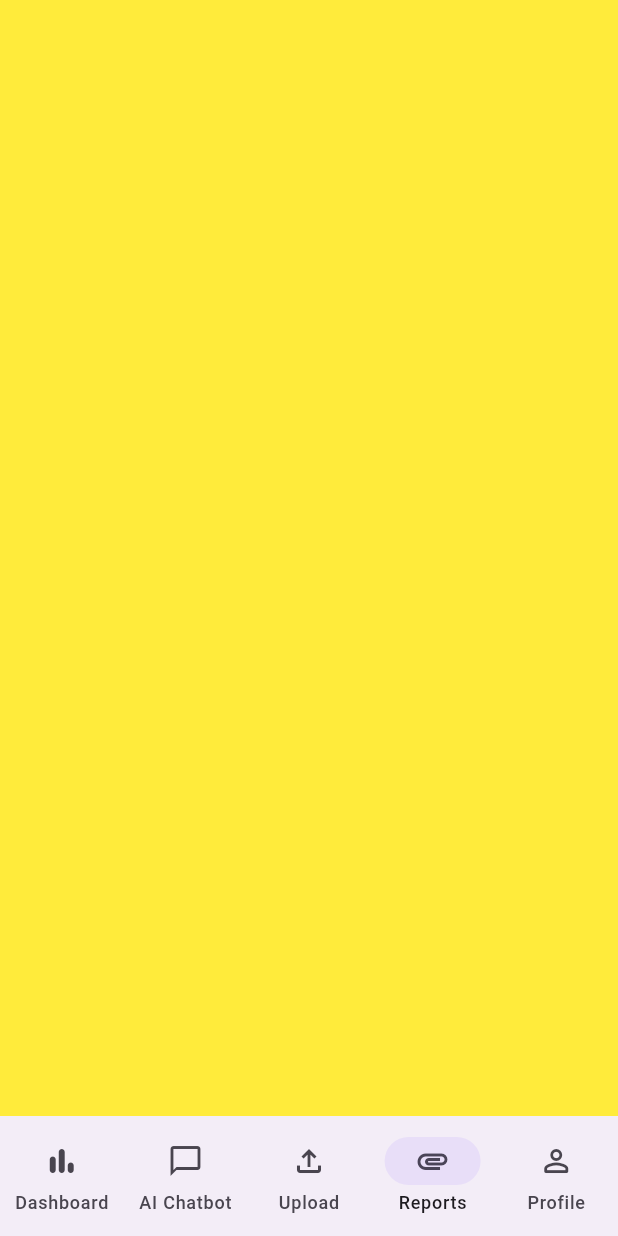
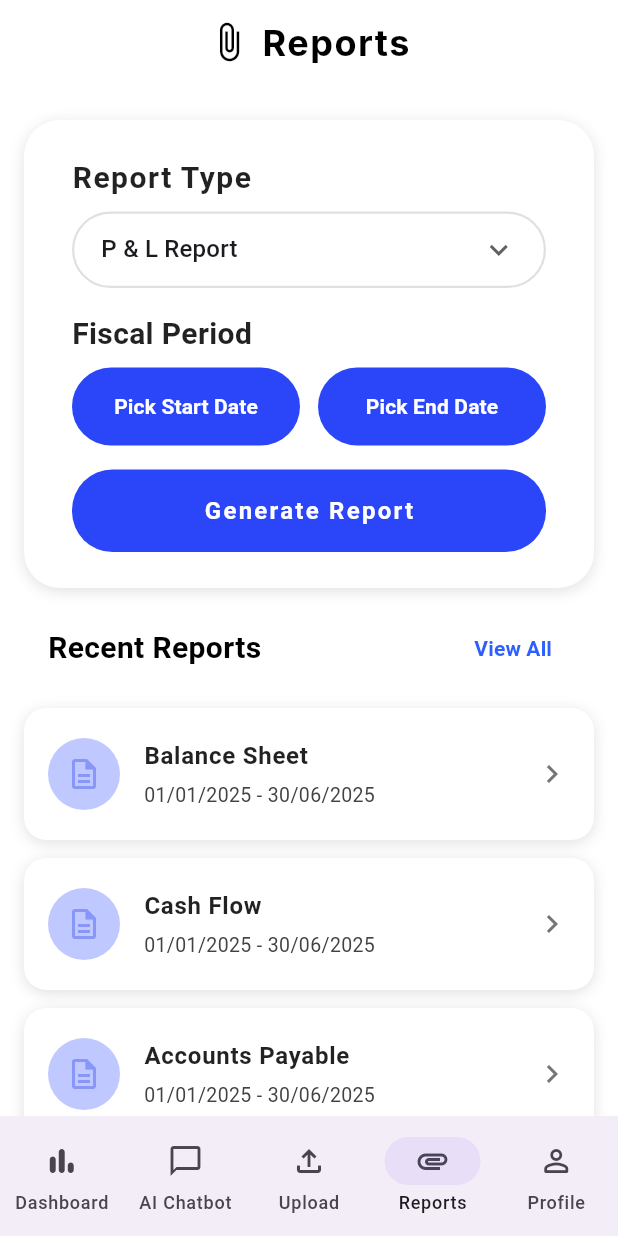
Before and after one commit to 51-Shenn/myfin, a Flutter app: the screen it shows after launch, item 4 of the bottom bar chosen, on a phone screen of 412 x 824 dp. Run offline on Flutter 3.47's test engine with Material 3 defaults, Android fonts, the phone set to English and light mode, and no system bars; our stand-ins replace firebase_core; accounts and stored records are empty; Roboto replaces fonts that are missing (Inter).

Commit message:
Add Reports screen and integrate with BottomNavBar; Add new report structure

```diff
--- a/lib/components/bottom_nav_bar.dart
+++ b/lib/components/bottom_nav_bar.dart
@@ -1,4 +1,5 @@
 import 'package:flutter/material.dart';
+import 'package:myfin/navigation/report_nav.dart';
 
 class BottomNavBar extends StatefulWidget {
   const BottomNavBar({super.key});
@@ -59,7 +60,7 @@ class _BottomNavBarState extends State<BottomNavBar> {
               Container(color: Colors.red), // DashboardNav
               Container(color: Colors.green), // AiChatbotNav
               Container(color: Colors.blue), // UploadNav
-              Container(color: Colors.yellow), // ReportsNav
+              const ReportsNav(), // ReportsNav
               Container(color: Colors.orange), // ProfileNav
             ],
           ),
--- a/lib/navigation/report_nav.dart
+++ b/lib/navigation/report_nav.dart
@@ -1,4 +1,5 @@
 import 'package:flutter/material.dart';
+import 'package:myfin/screens/report/report.dart';
 
 class ReportsNav extends StatefulWidget {
   const ReportsNav({super.key});
@@ -26,7 +27,7 @@ class _ReportsNavState extends State<ReportsNav> {
             // use in button
             // onPressed: () => Navigator.pushNamed(context, '/report_details'),
 
-            return Container(); // report screen
+            return const ReportsScreen(); // report screen
           }
         );
       },
--- /dev/null
+++ b/lib/screens/report/report.dart
@@ -0,0 +1,424 @@
+import 'package:flutter/material.dart';
+
+class ReportsScreen extends StatefulWidget {
+  const ReportsScreen({super.key});
+
+  @override
+  State<ReportsScreen> createState() => _ReportsScreenState();
+}
+
+class _ReportsScreenState extends State<ReportsScreen> {
+  String selectedReportType = 'P & L Report';
+  DateTime? startDate;
+  DateTime? endDate;
+
+  final List<String> reportTypes = [
+    'P & L Report',
+    'Balance Sheet',
+    'Cash Flow',
+    'Accounts Payable',
+    'Accounts Receivable',
+  ];
+
+  // TODO: Get recent reports from repo
+  final List<RecentReport> recentReports = [
+    RecentReport(type: 'Balance Sheet', dateRange: '01/01/2025 - 30/06/2025'),
+    RecentReport(type: 'Cash Flow', dateRange: '01/01/2025 - 30/06/2025'),
+    RecentReport(
+      type: 'Accounts Payable',
+      dateRange: '01/01/2025 - 30/06/2025',
+    ),
+    RecentReport(type: 'P & L Report', dateRange: '01/01/2025 - 30/06/2025'),
+  ];
+
+  Future<void> _selectDate(BuildContext context, bool isStartDate) async {
+    final DateTime? picked = await showDatePicker(
+      context: context,
+      initialDate: isStartDate
+          ? (startDate ?? DateTime.now())
+          : (endDate ?? DateTime.now()),
+      firstDate: DateTime(2020),
+      lastDate: DateTime(2030),
+    );
+
+    if (picked != null) {
+      setState(() {
+        if (isStartDate) {
+          startDate = picked;
+        } else {
+          endDate = picked;
+        }
+      });
+    }
+  }
+
+  String _formatDate(DateTime? date) {
+    if (date == null) return 'Select Date';
+    return '${date.day.toString().padLeft(2, '0')}/${date.month.toString().padLeft(2, '0')}/${date.year}';
+  }
+
+  @override
+  Widget build(BuildContext context) {
+    return Scaffold(
+      backgroundColor: Colors.white,
+      appBar: AppBar(
+        backgroundColor: Colors.white,
+        scrolledUnderElevation: 0,
+        title: Row(
+          mainAxisSize: MainAxisSize.min,
+          mainAxisAlignment: MainAxisAlignment.center,
+          children: [
+            Icon(Icons.attach_file, color: Colors.black, size: 28),
+            const SizedBox(width: 8),
+            const Text(
+              'Reports',
+              style: TextStyle(
+                color: Colors.black,
+                fontSize: 24,
+                fontWeight: FontWeight.bold,
+                fontFamily: 'Inter',
+                letterSpacing: 1.0,
+              ),
+            ),
+          ],
+        ),
+        centerTitle: true,
+        bottom: PreferredSize(
+          preferredSize: const Size.fromHeight(400.0),
+          child: Padding(
+            padding: const EdgeInsets.symmetric(horizontal: 16.0),
+            child: Column(
+              children: [
+                Container(
+                  padding: const EdgeInsets.symmetric(
+                    horizontal: 32.0,
+                    vertical: 24.0,
+                  ),
+                  decoration: BoxDecoration(
+                    color: Colors.white,
+                    borderRadius: BorderRadius.circular(24),
+                    boxShadow: [
+                      BoxShadow(
+                        color: Colors.black12,
+                        blurRadius: 8,
+                        offset: const Offset(0, 2),
+                      ),
+                    ],
+                  ),
+                  // Report Function Container
+                  child: Column(
+                    crossAxisAlignment: CrossAxisAlignment.start,
+                    children: [
+                      // Report Type Selector
+                      const Text(
+                        'Report Type',
+                        style: TextStyle(
+                          fontSize: 20,
+                          fontWeight: FontWeight.w700,
+                          color: Colors.black87,
+                          letterSpacing: 1.0,
+                        ),
+                      ),
+                      const SizedBox(height: 8),
+                      Container(
+                        padding: const EdgeInsets.symmetric(horizontal: 18),
+                        decoration: BoxDecoration(
+                          border: Border.all(
+                            color: Colors.grey[300]!,
+                            width: 1.5,
+                          ),
+                          borderRadius: BorderRadius.circular(27),
+                        ),
+                        child: DropdownButtonHideUnderline(
+                          child: DropdownButton<String>(
+                            value: selectedReportType,
+                            isExpanded: true,
+                            dropdownColor: Colors.white,
+                            icon: const Icon(Icons.keyboard_arrow_down),
+                            items: reportTypes.map((String type) {
+                              return DropdownMenuItem<String>(
+                                value: type,
+                                child: Text(type),
+                              );
+                            }).toList(),
+                            onChanged: (String? newValue) {
+                              if (newValue != null) {
+                                setState(() {
+                                  selectedReportType = newValue;
+                                });
+                              }
+                            },
+                          ),
+                        ),
+                      ),
+
+                      const SizedBox(height: 16),
+
+                      // Fiscal Period
+                      const Text(
+                        'Fiscal Period',
+                        style: TextStyle(
+                          fontSize: 20,
+                          fontWeight: FontWeight.w700,
+                          color: Colors.black87,
+                        ),
+                      ),
+                      const SizedBox(height: 8),
+                      Row(
+                        children: [
+                          Expanded(
+                            child: ElevatedButton(
+                              onPressed: () {
+                                _selectDate(context, true);
+                              },
+                              style: startDate == null
+                                  ? ElevatedButton.styleFrom(
+                                      backgroundColor: const Color(0xFF2B46F9),
+                                      foregroundColor: Colors.white,
+                                      padding: const EdgeInsets.symmetric(
+                                        vertical: 16,
+                                      ),
+                                      shape: RoundedRectangleBorder(
+                                        borderRadius: BorderRadius.circular(27),
+                                      ),
+                                      elevation: 0,
+                                    )
+                                  : OutlinedButton.styleFrom(
+                                      backgroundColor: Colors.white,
+                                      foregroundColor: Colors.black,
+                                      padding: const EdgeInsets.symmetric(
+                                        vertical: 16,
+                                      ),
+                                      shape: RoundedRectangleBorder(
+                                        borderRadius: BorderRadius.circular(27),
+                                        side: const BorderSide(
+                                          color: Color(0xFFE0E0E0),
+                                          width: 1.5,
+                                        ),
+                                      ),
+                                      elevation: 0,
+                                    ),
+                              child: Text(
+                                startDate == null
+                                    ? 'Pick Start Date'
+                                    : _formatDate(startDate),
+                                style: const TextStyle(
+                                  fontSize: 14,
+                                  fontWeight: FontWeight.w600,
+                                ),
+                              ),
+                            ),
+                          ),
+                          const SizedBox(width: 12),
+                          Expanded(
+                            child: ElevatedButton(
+                              onPressed: () {
+                                _selectDate(context, false);
+                              },
+                              style: endDate == null
+                                  ? ElevatedButton.styleFrom(
+                                      backgroundColor: const Color(0xFF2B46F9),
+                                      foregroundColor: Colors.white,
+                                      padding: const EdgeInsets.symmetric(
+                                        vertical: 16,
+                                      ),
+                                      shape: RoundedRectangleBorder(
+                                        borderRadius: BorderRadius.circular(27),
+                                      ),
+                                      elevation: 0,
+                                    )
+                                  : OutlinedButton.styleFrom(
+                                      backgroundColor: Colors.white,
+                                      foregroundColor: Colors.black,
+                                      padding: const EdgeInsets.symmetric(
+                                        vertical: 16,
+                                      ),
+                                      shape: RoundedRectangleBorder(
+                                        borderRadius: BorderRadius.circular(27),
+                                        side: const BorderSide(
+                                          color: Color(0xFFE0E0E0),
+                                          width: 1.5,
+                                        ),
+                                      ),
+                                      elevation: 0,
+                                    ),
+                              child: Text(
+                                endDate == null
+                                    ? 'Pick End Date'
+                                    : _formatDate(endDate),
+                                style: const TextStyle(
+                                  fontSize: 14,
+                                  fontWeight: FontWeight.w600,
+                                ),
+                              ),
+                            ),
+                          ),
+                        ],
+                      ),
+
+                      const SizedBox(height: 16),
+
+                      // Generate Report Button
+                      SizedBox(
+                        width: double.infinity,
+                        child: ElevatedButton(
+                          onPressed: () {
+                            // TODO: generate report function
+                            print(
+                              'Generate Report: $selectedReportType from $startDate to $endDate',
+                            );
+                          },
+                          style: ElevatedButton.styleFrom(
+                            backgroundColor: const Color(0xFF2B46F9),
+                            foregroundColor: Colors.white,
+                            padding: const EdgeInsets.symmetric(vertical: 16),
+                            shape: RoundedRectangleBorder(
+                              borderRadius: BorderRadius.circular(27),
+                            ),
+                            elevation: 0,
+                          ),
+                          child: const Text(
+                            'Generate Report',
+                            style: TextStyle(
+                              fontSize: 16,
+                              fontWeight: FontWeight.w600,
+                              letterSpacing: 1.5,
+                            ),
+                          ),
+                        ),
+                      ),
+                    ],
+                  ),
+                ),
+
+                const SizedBox(height: 16),
+
+                // Recent Reports Section
+                Padding(
+                  padding: const EdgeInsets.symmetric(horizontal: 16.0),
+                  child: Row(
+                    mainAxisAlignment: MainAxisAlignment.spaceBetween,
+                    children: [
+                      const Text(
+                        'Recent Reports',
+                        style: TextStyle(
+                          fontSize: 20,
+                          fontWeight: FontWeight.bold,
+                          color: Colors.black,
+                        ),
+                      ),
+                      TextButton(
+                        onPressed: () {
+                          // TODO: navigate to report history route
+                          print('Navigate to Report History');
+                        },
+                        child: const Text(
+                          'View All',
+                          style: TextStyle(
+                            color: Color(0xFF2D5FFF),
+                            fontSize: 14,
+                            fontWeight: FontWeight.w600,
+                          ),
+                        ),
+                      ),
+                    ],
+                  ),
+                ),
+              ],
+            ),
+          ),
+        ),
+      ),
+
+      body: SingleChildScrollView(
+        child: Padding(
+          padding: const EdgeInsets.all(16.0),
+          child: Column(
+            crossAxisAlignment: CrossAxisAlignment.start,
+            children: [
+              // Recent Reports List
+              ListView.separated(
+                shrinkWrap: true,
+                physics: const NeverScrollableScrollPhysics(),
+                itemCount: recentReports.length,
+                separatorBuilder: (context, index) =>
+                    const SizedBox(height: 12),
+                itemBuilder: (context, index) {
+                  final report = recentReports[index];
+                  return RecentReportCard(report: report);
+                },
+              ),
+            ],
+          ),
+        ),
+      ),
+    );
+  }
+}
+
+// placeholder data model
+class RecentReport {
+  final String type;
+  final String dateRange;
+
+  RecentReport({required this.type, required this.dateRange});
+}
+
+class RecentReportCard extends StatelessWidget {
+  final RecentReport report;
+
+  const RecentReportCard({super.key, required this.report});
+
+  @override
+  Widget build(BuildContext context) {
+    return Container(
+      decoration: BoxDecoration(
+        color: Colors.white,
+        borderRadius: BorderRadius.circular(15),
+        boxShadow: [
+          BoxShadow(
+            color: Colors.black12,
+            blurRadius: 8,
+            offset: const Offset(0, 2),
+          ),
+        ],
+      ),
+      child: ListTile(
+        contentPadding: const EdgeInsets.symmetric(horizontal: 16, vertical: 8),
+        leading: Container(
+          width: 48,
+          height: 48,
+          decoration: BoxDecoration(
+            color: const Color(0xFFC0C9FF),
+            borderRadius: BorderRadius.circular(27),
+          ),
+          child: const Icon(
+            Icons.description_outlined,
+            color: Color(0xFF8796F8),
+            size: 24,
+          ),
+        ),
+        title: Text(
+          report.type,
+          style: const TextStyle(
+            fontSize: 16,
+            fontWeight: FontWeight.w600,
+            color: Colors.black87,
+          ),
+        ),
+        subtitle: Padding(
+          padding: const EdgeInsets.only(top: 4),
+          child: Text(
+            report.dateRange,
+            style: TextStyle(fontSize: 13, color: Colors.grey[800]),
+          ),
+        ),
+        trailing: Icon(Icons.chevron_right, color: Colors.grey[600]),
+        onTap: () {
+          // TODO: navigate to report details
+          print('Navigate report details: ${report.type}');
+        },
+      ),
+    );
+  }
+}
```
Also changed, not shown: lib/screens/report/accounts_payable_report.dart (added), lib/screens/report/accounts_receivable_report.dart (added), lib/screens/report/balance_sheet_report.dart (added), lib/screens/report/cash_flow_report.dart (added), lib/screens/report/profit&loss_report.dart (added), lib/screens/report/report_history.dart (added).
